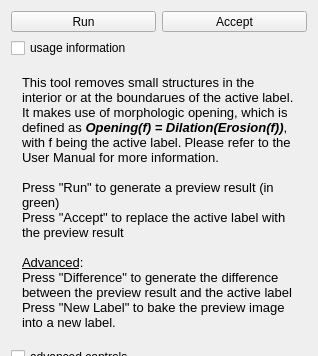
The window that Modules/SegmentationUI/Qmitk/QmitkOpenTool3DGUIControls.ui (MITK/MITK) describes before a commit, drawn with Qt 5; both pictures show x 0 to 318 and y 0 to 356 of the 318 by 529 pixel window.
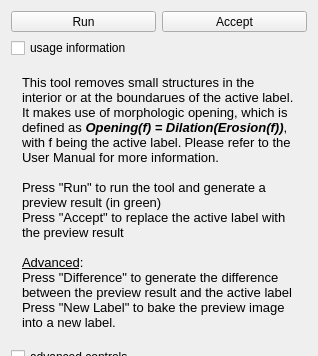
The same window after the commit. Icons and pictures are not drawn.

Commit message: some more fixes on morphologic tools

```diff
--- a/Modules/SegmentationUI/Qmitk/QmitkOpenTool3DGUIControls.ui
+++ b/Modules/SegmentationUI/Qmitk/QmitkOpenTool3DGUIControls.ui
@@ -146,7 +146,7 @@
 &lt;/style&gt;&lt;/head&gt;&lt;body style=&quot; font-family:'MS Shell Dlg 2'; font-size:8pt; font-weight:400; font-style:normal;&quot;&gt;
 &lt;p style=&quot; margin-top:0px; margin-bottom:0px; margin-left:0px; margin-right:0px; -qt-block-indent:0; text-indent:0px;&quot;&gt;&lt;span style=&quot; font-family:'Sans'; font-size:10pt;&quot;&gt;This tool removes small structures in the interior or at the boundarues of the active label. It makes use of morphologic opening, which is defined as &lt;/span&gt;&lt;span style=&quot; font-size:10pt; font-weight:600; font-style:italic;&quot;&gt;Opening(f) = Dilation(Erosion(f))&lt;/span&gt;&lt;span style=&quot; font-size:10pt;&quot;&gt;, with f being the active label.&lt;/span&gt; &lt;span style=&quot; font-size:10pt;&quot;&gt;Please refer to the User Manual for more information.&lt;/span&gt;&lt;/p&gt;
 &lt;p style=&quot;-qt-paragraph-type:empty; margin-top:0px; margin-bottom:0px; margin-left:0px; margin-right:0px; -qt-block-indent:0; text-indent:0px; font-family:'Sans'; font-size:10pt;&quot;&gt;&lt;br /&gt;&lt;/p&gt;
-&lt;p style=&quot; margin-top:0px; margin-bottom:0px; margin-left:0px; margin-right:0px; -qt-block-indent:0; text-indent:0px;&quot;&gt;&lt;span style=&quot; font-family:'Sans'; font-size:10pt;&quot;&gt;Press &amp;quot;Run&amp;quot; to generate a preview result (in green)&lt;/span&gt;&lt;/p&gt;
+&lt;p style=&quot; margin-top:0px; margin-bottom:0px; margin-left:0px; margin-right:0px; -qt-block-indent:0; text-indent:0px;&quot;&gt;&lt;span style=&quot; font-family:'Sans'; font-size:10pt;&quot;&gt;Press &amp;quot;Run&amp;quot; to run the tool and generate a preview result (in green)&lt;/span&gt;&lt;/p&gt;
 &lt;p style=&quot; margin-top:0px; margin-bottom:0px; margin-left:0px; margin-right:0px; -qt-block-indent:0; text-indent:0px;&quot;&gt;&lt;span style=&quot; font-family:'Sans'; font-size:10pt;&quot;&gt;Press &amp;quot;Accept&amp;quot; to replace the active label with the preview result&lt;/span&gt;&lt;/p&gt;
 &lt;p style=&quot;-qt-paragraph-type:empty; margin-top:0px; margin-bottom:0px; margin-left:0px; margin-right:0px; -qt-block-indent:0; text-indent:0px; font-family:'Sans'; font-size:10pt;&quot;&gt;&lt;br /&gt;&lt;/p&gt;
 &lt;p style=&quot; margin-top:0px; margin-bottom:0px; margin-left:0px; margin-right:0px; -qt-block-indent:0; text-indent:0px;&quot;&gt;&lt;span style=&quot; font-family:'Sans'; font-size:10pt; text-decoration: underline;&quot;&gt;Advanced&lt;/span&gt;&lt;span style=&quot; font-family:'Sans'; font-size:10pt;&quot;&gt;:&lt;/span&gt;&lt;/p&gt;
```
The commit also changes 39 other files.
